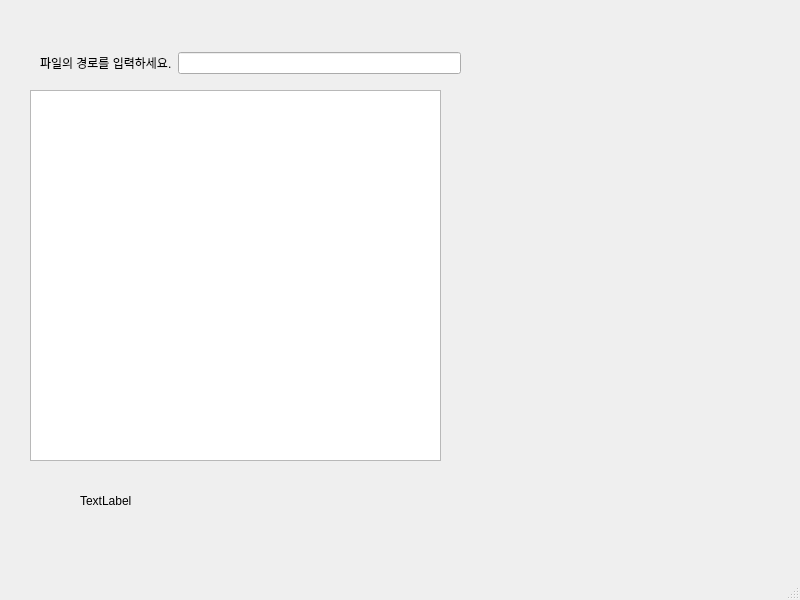
This is mainwindow.ui in Wonseoop/algorithm as Qt 5 draws it before an edit. The edited form follows.
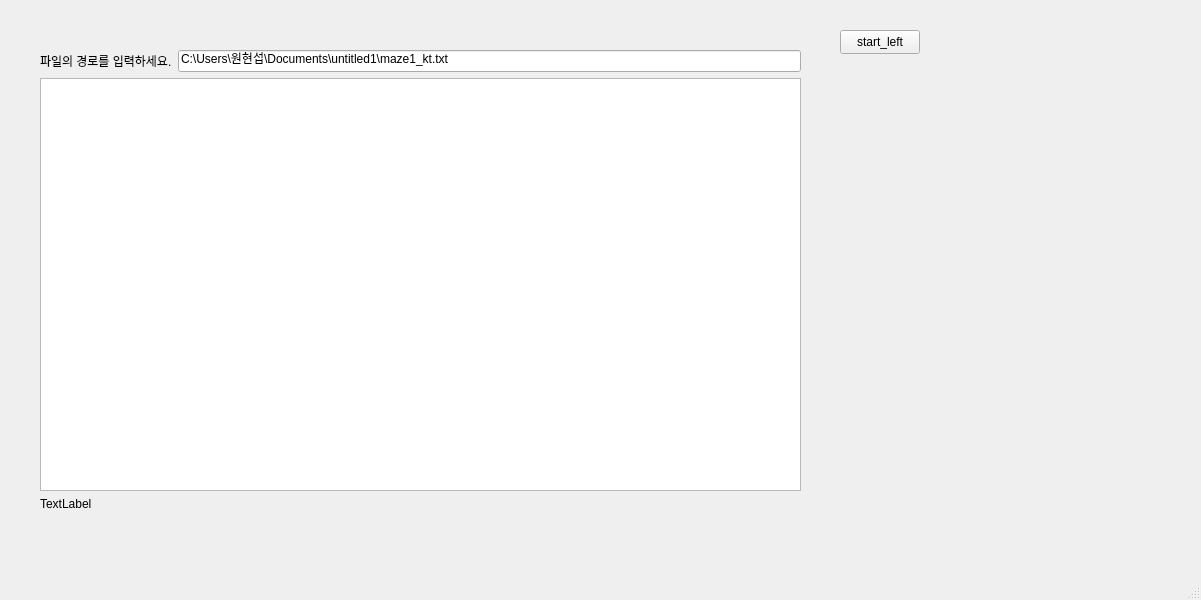
This is the edited form.

```diff
--- a/mainwindow.ui
+++ b/mainwindow.ui
@@ -6,7 +6,7 @@
    <rect>
     <x>0</x>
     <y>0</y>
-    <width>800</width>
+    <width>1201</width>
     <height>600</height>
    </rect>
   </property>
@@ -14,56 +14,63 @@
    <string>MainWindow</string>
   </property>
   <widget class="QWidget" name="centralwidget">
-   <widget class="QWidget" name="gridLayoutWidget">
-    <property name="geometry">
-     <rect>
-      <x>30</x>
-      <y>90</y>
-      <width>411</width>
-      <height>371</height>
-     </rect>
-    </property>
-    <layout class="QGridLayout" name="gridLayout">
-     <item row="0" column="0">
-      <widget class="QTableWidget" name="tableWidget"/>
-     </item>
-    </layout>
-   </widget>
-   <widget class="QLabel" name="label">
-    <property name="geometry">
-     <rect>
-      <x>80</x>
-      <y>480</y>
-      <width>281</width>
-      <height>41</height>
-     </rect>
-    </property>
-    <property name="text">
-     <string>TextLabel</string>
-    </property>
-   </widget>
-   <widget class="QWidget" name="">
+   <widget class="QWidget" name="layoutWidget">
     <property name="geometry">
      <rect>
       <x>40</x>
       <y>50</y>
-      <width>421</width>
-      <height>26</height>
+      <width>761</width>
+      <height>461</height>
      </rect>
     </property>
-    <layout class="QHBoxLayout" name="horizontalLayout">
+    <layout class="QVBoxLayout" name="verticalLayout">
      <item>
-      <widget class="QLabel" name="label_2">
+      <layout class="QHBoxLayout" name="horizontalLayout">
+       <item>
+        <widget class="QLabel" name="label_2">
+         <property name="text">
+          <string>파일의 경로를 입력하세요.</string>
+         </property>
+        </widget>
+       </item>
+       <item>
+        <widget class="QLineEdit" name="lineEdit">
+         <property name="text">
+          <string>C:\Users\원현섭\Documents\untitled1\maze1_kt.txt</string>
+         </property>
+        </widget>
+       </item>
+      </layout>
+     </item>
+     <item>
+      <layout class="QGridLayout" name="gridLayout">
+       <item row="0" column="0">
+        <widget class="QTableWidget" name="tableWidget"/>
+       </item>
+      </layout>
+     </item>
+     <item>
+      <widget class="QLabel" name="label">
        <property name="text">
-        <string>파일의 경로를 입력하세요.</string>
+        <string>TextLabel</string>
        </property>
       </widget>
      </item>
-     <item>
-      <widget class="QLineEdit" name="lineEdit"/>
-     </item>
     </layout>
    </widget>
+   <widget class="QPushButton" name="pushButton">
+    <property name="geometry">
+     <rect>
+      <x>840</x>
+      <y>30</y>
+      <width>80</width>
+      <height>24</height>
+     </rect>
+    </property>
+    <property name="text">
+     <string>start_left</string>
+    </property>
+   </widget>
   </widget>
   <widget class="QMenuBar" name="menubar">
    <property name="geometry">
```
Left out of the diff: 2 changed lines with no effect on the pictures.
